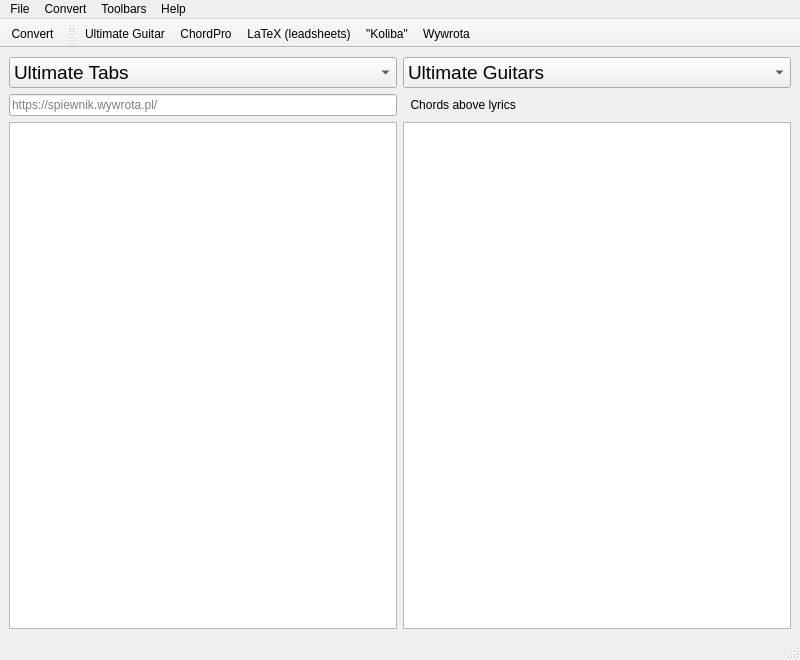
Qt form src/main_window.ui (yaretzkee/ChordsConverter) before a commit.
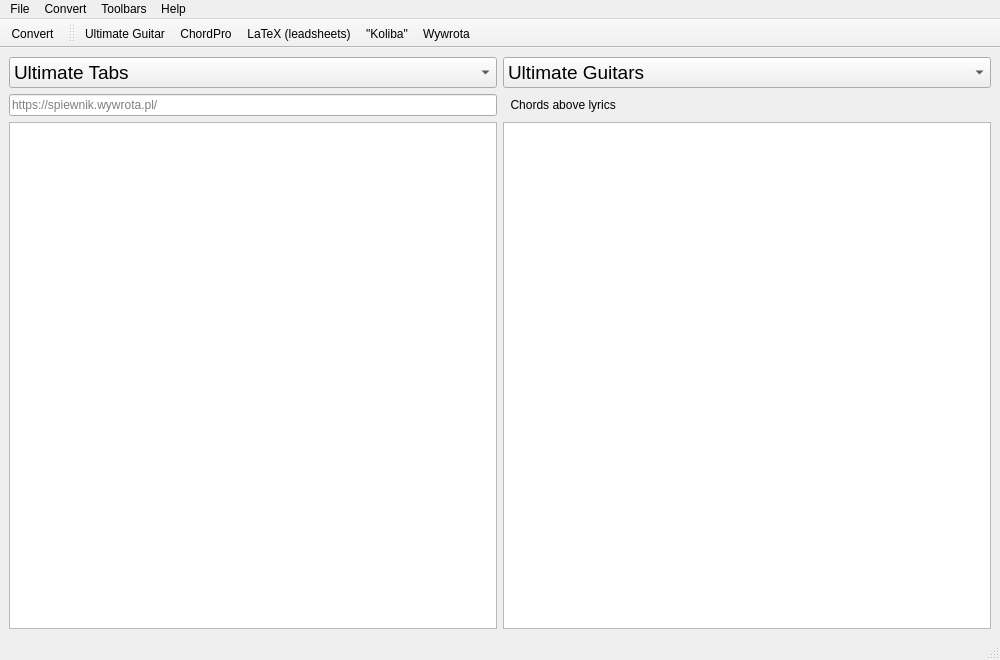
The same form after that commit. Icons and pictures are not drawn.

Commit message: make main window wider on startup

What changed in the file:
```diff
--- a/src/main_window.ui
+++ b/src/main_window.ui
@@ -6,7 +6,7 @@
    <rect>
     <x>0</x>
     <y>0</y>
-    <width>800</width>
+    <width>1000</width>
     <height>660</height>
    </rect>
   </property>
@@ -2048,7 +2048,7 @@
     <rect>
      <x>0</x>
      <y>0</y>
-     <width>800</width>
+     <width>1000</width>
      <height>22</height>
     </rect>
    </property>
```
